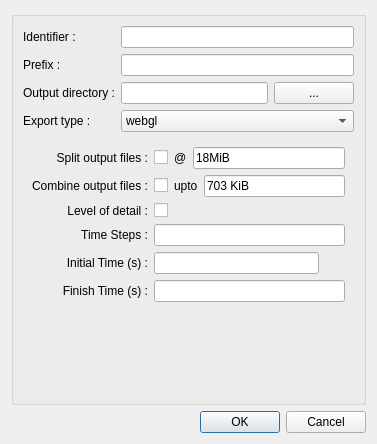
mapclient-plugins/mapclientplugins.argonsceneexporterstep, file mapclientplugins/argonsceneexporterstep/qt/configuredialog.ui: the form before one commit.
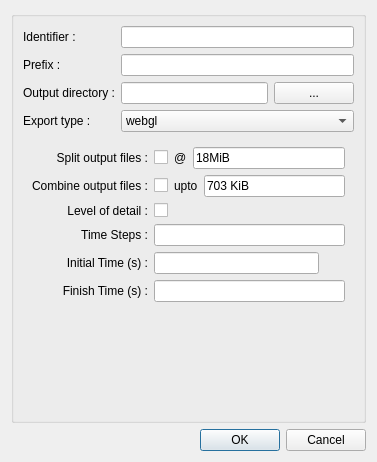
The form after the commit.

Commit message: Add MBFXML as an export option.

Patch:
```diff
--- a/mapclientplugins/argonsceneexporterstep/qt/configuredialog.ui
+++ b/mapclientplugins/argonsceneexporterstep/qt/configuredialog.ui
@@ -7,7 +7,7 @@
     <x>0</x>
     <y>0</y>
     <width>377</width>
-    <height>444</height>
+    <height>462</height>
    </rect>
   </property>
   <property name="windowTitle">
```
Left out of the diff: 10 changed lines with no effect on the pictures. The commit also changes 2 other files.
